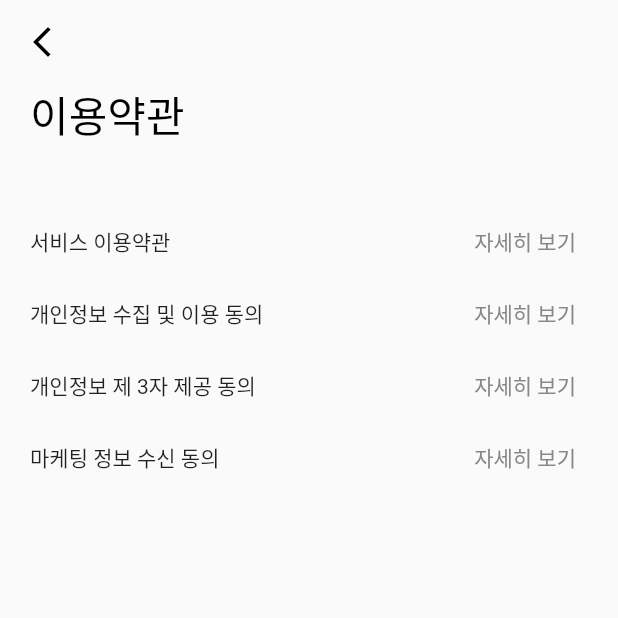
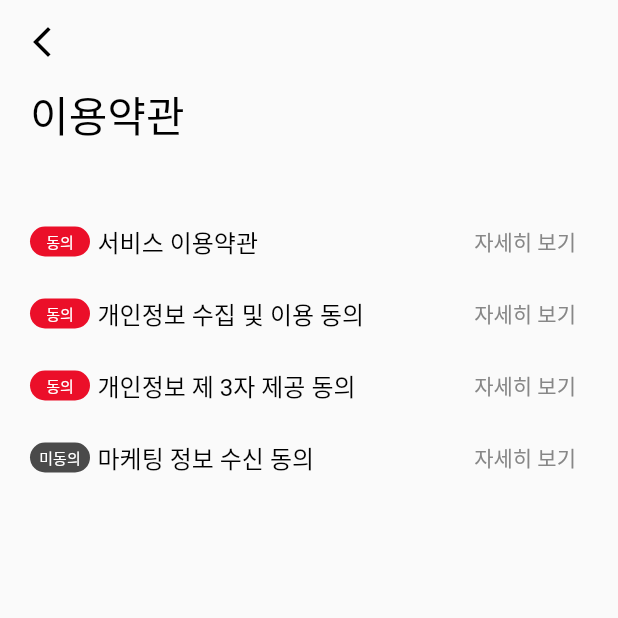
Before and after one commit to SniperFactory-Jangjeon/Jangjeon, a Flutter app: the SettingScreen screen opened directly, after a tap on "이용약관", on a phone screen of 412 x 824 dp, the top half of it. Run offline on Flutter 3.47's test engine with Material 2 defaults, Android fonts, the phone set to English and light mode, and no system bars; our stand-ins replace animated_bottom_navigation_bar, cloud_firestore, firebase_auth, firebase_core, firebase_storage, fl_chart and 5 more; missing offline and left inert: kakao_flutter_sdk_user; accounts and stored records are empty; network calls fail; Roboto replaces fonts that are missing (PretendardBold, PretendardMedium, PretendardRegular).

Commit message:
설정 페이지

```diff
--- a/lib/controller/auth_controller.dart
+++ b/lib/controller/auth_controller.dart
@@ -1,3 +1,4 @@
+import 'package:cloud_firestore/cloud_firestore.dart';
 import 'package:firebase_auth/firebase_auth.dart';
 import 'package:get/get.dart';
 import 'package:jangjeon/service/auth_service.dart';
@@ -44,7 +45,7 @@ class AuthController extends GetxController {
   @override
   void onInit() {
     super.onInit();
-
+    deleteUser();
     FirebaseAuth.instance.authStateChanges().listen((value) async {
       _user(value);
       if (Get.currentRoute != AppRoutes.signup) {
--- a/lib/controller/terms_of_service_controller.dart
+++ b/lib/controller/terms_of_service_controller.dart
@@ -1,10 +1,11 @@
 import 'package:get/get.dart';
+import 'package:jangjeon/controller/setting_controller.dart';
 
 class TermsOfServiceController extends GetxController {
   List agreement = [
     {
       'title': '서비스 이용약관',
-      // 'value': false.obs,
+      'value': true,
       'content': '''[서비스 이용약관]
 제1조 (목적) 이 약관은 "장전" 앱(이하 '서비스'라 함)을 이용함에 있어 이용자와 "장전" 앱 운영자 간의 권리, 의무 및 책임사항을 규정함을 목적으로 합니다.
 제2조 (용어의 정의)
@@ -53,7 +54,7 @@ class TermsOfServiceController extends GetxController {
     },
     {
       'title': '개인정보 수집 및 이용 동의',
-      // 'value': false.obs,
+      'value': true,
       'content': '''[개인정보 수집 및 이용 동의]
 제1조 (목적) 본 약관은 "장전" 앱이 제공하는 서비스 이용과 관련하여, 이용자의 개인정보를 수집, 이용하는 절차 및 방법 등에 관한 사항을 규정함을 목적으로 합니다.
 제2조 (수집하는 개인정보 항목)
@@ -83,7 +84,7 @@ class TermsOfServiceController extends GetxController {
     },
     {
       'title': '개인정보 제 3자 제공 동의',
-      // 'value': false.obs,
+      'value': true,
       'content': '''[개인정보의 제3자 제공 동의]
 제1조 (목적) 본 약관은 "장전" 앱에서 제공하는 서비스를 이용함에 있어, "장전" 앱이 이용자의 개인정보를 어떠한 목적과 방식으로 수집, 이용하고 있는지, 그리고 개인정보를 보호하기 위한 조치 등을 규정함을 목적으로 합니다.
 제2조 (수집하는 개인정보 항목 및 수집 방법)
@@ -124,7 +125,7 @@ class TermsOfServiceController extends GetxController {
     },
     {
       'title': '마케팅 정보 수신 동의',
-      // 'value': false.obs,
+      'value': Get.find<SettingController>().isMarketingAgree.value,
       'content': '''[마케팅 정보 수신 동의]
 "장전" 앱은 이용자에게 별도의 동의가 없는 한, 이용자의 개인정보를 기반으로 제3자에게 광고 및 마케팅 정보를 제공하지 않습니다.
 이용자가 "장전" 앱에서 제공하는 광고, 마케팅 정보 등의 정보 수신에 동의할 경우에만 해당 정보를 제공하며, 이 경우 이용자의 개인정보는 안전하게 보호됩니다.
@@ -134,6 +135,7 @@ class TermsOfServiceController extends GetxController {
     },
   ]; //이용약관
 
+  //이용약관 자세히보기 버튼
   RxBool isContentVisible = false.obs;
 
   //약관 자세히보기
--- a/lib/service/auth_service.dart
+++ b/lib/service/auth_service.dart
@@ -46,7 +46,7 @@ class AuthService {
   resetPassword(email) => _firebaseAuth.sendPasswordResetEmail(email: email);
 
   //회원탈퇴
-  deleteUser() => _firebaseAuth.currentUser!.delete();
+  deleteUser() => _firebaseAuth.currentUser?.delete();
 
   //인증 이메일 전송
   sendEamilVerification() => _firebaseAuth.currentUser!.sendEmailVerification();
--- a/lib/service/db_service.dart
+++ b/lib/service/db_service.dart
@@ -14,15 +14,16 @@ class DBService {
       userInfoRef.doc(uid).set(user, SetOptions(merge: true));
 
   //유저 프로필 사진 URL 저장
-  updateUserInfoPhoto(String uid, String photoUrl) =>
+  updateUserInfoPhoto(String uid, String? photoUrl) =>
       userInfoRef.doc(uid).update({'photoUrl': photoUrl});
 
+  //유저 마케팅동의 여부 업데이트
+  updateOptionalAgreement(String uid, bool optionalAgreement) =>
+      userInfoRef.doc(uid).update({'optionalAgreement': optionalAgreement});
+
   //유저 정보 가져오기
-  Future<Map<String, dynamic>> getUserInfo(String userId) async {
-    var result = await FirebaseFirestore.instance
-        .collection('userInfo')
-        .doc(userId)
-        .get();
+  Future<UserInfo> getUserInfo(String userId) async {
+    var result = await userInfoRef.doc(userId).get();
     return result.data()!;
   }
 }
--- a/lib/view/page/terms_of_service.page.dart
+++ b/lib/view/page/terms_of_service.page.dart
@@ -1,10 +1,9 @@
 import 'package:flutter/material.dart';
-import 'package:flutter/src/widgets/framework.dart';
-import 'package:flutter/src/widgets/placeholder.dart';
 import 'package:get/get.dart';
 import 'package:jangjeon/controller/terms_of_service_controller.dart';
 import 'package:jangjeon/util/app_color.dart';
 import 'package:jangjeon/util/app_text_style.dart';
+import 'package:jangjeon/view/widget/terms_of_service_tile.dart';
 
 class TermsOfServicePage extends GetView<TermsOfServiceController> {
   const TermsOfServicePage({super.key});
@@ -35,48 +34,11 @@ class TermsOfServicePage extends GetView<TermsOfServiceController> {
               physics: const NeverScrollableScrollPhysics(),
               itemCount: controller.agreement.length,
               itemBuilder: (context, index) {
-                return Obx(
-                  () => Column(
-                    children: [
-                      Row(
-                        children: [
-                          Text(controller.agreement[index]['title']),
-                          const Expanded(child: SizedBox()),
-                          TextButton(
-                            style: TextButton.styleFrom(
-                              foregroundColor: AppColor.grayscale50,
-                            ),
-                            onPressed: controller.handleClickTextButton,
-                            child: controller.isContentVisible.value
-                                ? const Text('닫기')
-                                : const Text('자세히 보기'),
-                          )
-                        ],
-                      ),
-                      Visibility(
-                        visible: controller.isContentVisible.value,
-                        child: Container(
-                          height: 227,
-                          padding: const EdgeInsets.all(16),
-                          decoration: BoxDecoration(
-                            borderRadius: BorderRadius.circular(10),
-                            border: Border.all(
-                              color: AppColor.grayscale10,
-                            ),
-                          ),
-                          child: SingleChildScrollView(
-                            physics: const BouncingScrollPhysics(),
-                            child: Text(
-                              controller.agreement[index]['content'],
-                              style: AppTextStyle.b3R16(
-                                  color: AppColor.grayscale70),
-                            ),
-                          ),
-                        ),
-                      ),
-                    ],
-                  ),
-                );
+                return TermsOfServiceTile(
+                    title: controller.agreement[index]['title'],
+                    content: controller.agreement[index]['content'],
+                    checkValue: controller.agreement[index]['value'],
+                    onChanged: (value) {});
               },
             )
           ],
--- a/lib/view/screen/account_delete_screen.dart
+++ b/lib/view/screen/account_delete_screen.dart
@@ -110,8 +110,7 @@ class AccountDeleteScreen extends GetView<AccountDeleteController> {
               ),
             ),
             Padding(
-                padding:
-                    const EdgeInsets.symmetric(horizontal: 20, vertical: 50),
+                padding: const EdgeInsets.only(left: 20, bottom: 50, right: 20),
                 child: Obx(
                   () => AppElevatedButton(
                       childText: '탈퇴하기',
--- a/lib/view/screen/setting_screen.dart
+++ b/lib/view/screen/setting_screen.dart
@@ -35,21 +35,13 @@ class SettingScreen extends GetView<SettingController> {
                 padding: const EdgeInsets.only(left: 20),
                 child: Obx(
                   () => CircleAvatar(
-                    radius: 37,
-                    backgroundColor: AppColor.grayscale0,
+                    radius: 30,
+                    backgroundColor: Colors.white,
                     backgroundImage: controller.profileUrl.value != null
                         ? NetworkImage(controller.profileUrl.value!)
                         : null,
                     child: controller.profileUrl.value == null
-                        ? const CircleAvatar(
-                            backgroundColor: Color(0xFFA9C9FA),
-                            child: Icon(
-                              Icons.person,
-                              color: AppColor.grayscale0,
-                              size: 50,
-                            ),
-                            radius: 37,
-                          )
+                        ? Image.asset('assets/icons/circle-user.png')
                         : null,
                   ),
                 ),
@@ -60,8 +52,10 @@ class SettingScreen extends GetView<SettingController> {
                 children: [
                   Row(
                     children: [
-                      Text(controller.user.value.displayName!,
-                          style: AppTextStyle.h4B20()),
+                      Obx(
+                        () => Text(controller.userInfo.value?.name ?? '',
+                            style: AppTextStyle.h4B20()),
+                      ),
                       const SizedBox(width: 8),
                       Container(
                         width: 60,
@@ -149,55 +143,36 @@ class SettingScreen extends GetView<SettingController> {
           const SizedBox(height: 29),
           const Divider(color: Color(0xFFECECEC), thickness: 10),
           Padding(
-            padding: const EdgeInsets.symmetric(horizontal: 15),
+            padding: const EdgeInsets.only(left: 15),
             child: ListTile(
-              title: Text('관련 뉴스 알림',
+              title: Text('관심 뉴스 알림',
                   style: AppTextStyle.b3R16(color: AppColor.grayscale100)),
-              trailing: Padding(
-                padding: const EdgeInsets.only(bottom: 10),
-                child: Obx(
-                  //shared_preferences 사용해서 쓰나?
-                  () => IconButton(
-                      onPressed: () {
-                        controller.notifycation();
-                      },
-                      icon: controller.isNotifycation()
-                          ? const Icon(Icons.toggle_on,
-                              size: 45, color: AppColor.red100)
-                          : const Icon(
-                              Icons.toggle_off,
-                              size: 45,
-                              color: AppColor.grayscale10,
-                            )),
-                ),
-              ),
+              trailing: Obx(() => Transform.scale(
+                    scale: 0.7,
+                    child: CupertinoSwitch(
+                        activeColor: AppColor.red100,
+                        value: controller.isNotifycation.value,
+                        onChanged: (value) {
+                          controller.notifycation();
+                        }),
+                  )),
             ),
           ),
           Container(
               height: 1,
               decoration: const BoxDecoration(color: Color(0xFFECECEC))),
           Padding(
-            padding: const EdgeInsets.symmetric(horizontal: 15),
+            padding: const EdgeInsets.only(left: 15),
             child: ListTile(
               title: Text('마케팅 정보 수신 동의',
                   style: AppTextStyle.b3R16(color: AppColor.grayscale100)),
-              trailing: Padding(
-                padding: const EdgeInsets.only(bottom: 10),
-                child: Obx(
-                  () => IconButton(
-                      onPressed: () {
-                        controller.marketingAgree();
-                      },
-                      icon: controller.isMarketingAgree()
-                          ? const Icon(Icons.toggle_on,
-                              size: 45, color: AppColor.red100)
-                          : const Icon(
-                              Icons.toggle_off,
-                              size: 45,
-                              color: AppColor.grayscale10,
-                            )),
-                ),
-              ),
+              trailing: Obx(() => Transform.scale(
+                    scale: 0.7,
+                    child: CupertinoSwitch(
+                        activeColor: AppColor.red100,
+                        value: controller.isMarketingAgree.value,
+                        onChanged: (value) => controller.marketingAgree()),
+                  )),
             ),
           ),
           const Divider(color: Color(0xFFECECEC), thickness: 10),
@@ -209,6 +184,9 @@ class SettingScreen extends GetView<SettingController> {
                   style: AppTextStyle.b3R16(color: AppColor.grayscale100)),
             ),
           ),
+          TextButton(
+              onPressed: () => Get.toNamed(AppRoutes.certify),
+              child: const Text('휴대폰인증화면')),
           Container(
               height: 1,
               decoration: const BoxDecoration(color: Color(0xFFECECEC))),
--- /dev/null
+++ b/lib/view/widget/terms_of_service_tile.dart
@@ -0,0 +1,101 @@
+import 'package:flutter/material.dart';
+import 'package:jangjeon/util/app_color.dart';
+import 'package:jangjeon/util/app_text_style.dart';
+
+class TermsOfServiceTile extends StatefulWidget {
+  TermsOfServiceTile({
+    super.key,
+    required this.title,
+    required this.content,
+    this.checkValue = true,
+    required this.onChanged,
+  });
+
+  final String title; //약관 제목
+  final String content; //약관 내용
+  bool checkValue; //마케팅 정보 수신 동의 여부
+  final Function(bool?) onChanged; //마케팅 정보 수신 동의 변경 이벤트
+
+  @override
+  State<TermsOfServiceTile> createState() => _TermsOfServiceTileState();
+}
+
+class _TermsOfServiceTileState extends State<TermsOfServiceTile> {
+  bool isContentVisible = false;
+
+  _handleClickTextButton() {
+    isContentVisible = !isContentVisible;
+    setState(() {});
+  }
+
+  @override
+  Widget build(BuildContext context) {
+    return Column(
+      children: [
+        Row(
+          crossAxisAlignment: CrossAxisAlignment.center,
+          children: [
+            widget.checkValue
+                ? Container(
+                    width: 40,
+                    height: 20,
+                    decoration: BoxDecoration(
+                        color: AppColor.red100,
+                        borderRadius: BorderRadius.circular(10)),
+                    child: Center(
+                      child: Text('동의',
+                          style: AppTextStyle.b5R10(color: Colors.white)),
+                    ),
+                  )
+                : Container(
+                    width: 40,
+                    height: 20,
+                    decoration: BoxDecoration(
+                        color: AppColor.grayscale80,
+                        borderRadius: BorderRadius.circular(10)),
+                    child: Center(
+                      child: Text(
+                        '미동의',
+                        style: AppTextStyle.b5R10(color: Colors.white),
+                      ),
+                    ),
+                  ),
+            const SizedBox(width: 5),
+            Text(
+              style: AppTextStyle.b3M16(),
+              widget.title,
+            ),
+            const Expanded(child: SizedBox()),
+            TextButton(
+              style: TextButton.styleFrom(
+                foregroundColor: AppColor.grayscale50,
+              ),
+              onPressed: _handleClickTextButton,
+              child: isContentVisible ? const Text('닫기') : const Text('자세히 보기'),
+            )
+          ],
+        ),
+        Visibility(
+          visible: isContentVisible,
+          child: Container(
+            height: 227,
+            padding: const EdgeInsets.all(16),
+            decoration: BoxDecoration(
+              borderRadius: BorderRadius.circular(10),
+              border: Border.all(
+                color: AppColor.grayscale10,
+              ),
+            ),
+            child: SingleChildScrollView(
+              physics: const BouncingScrollPhysics(),
+              child: Text(
+                style: AppTextStyle.b3R16(color: AppColor.grayscale70),
+                widget.content,
+              ),
+            ),
+          ),
+        ),
+      ],
+    );
+  }
+}
--- a/pubspec.yaml
+++ b/pubspec.yaml
@@ -64,6 +64,7 @@ flutter:
     - assets/
     - assets/svg/
     - assets/svg/app_logo.svg
+    - assets/icons/
   # An image asset can refer to one or more resolution-specific "variants", see
   # https://flutter.dev/assets-and-images/#resolution-aware
   # For details regarding adding assets from package dependencies, see
```
Also changed, not shown: lib/controller/personal_info_edit_controller.dart (+50 -9 lines), lib/controller/setting_controller.dart (+23 -2 lines), lib/service/storage_service.dart (+9 -2 lines), lib/view/page/certify_page.dart (+68 -3 lines), lib/view/page/personal_info_edit_page.dart (+7 -6 lines), assets/icons/circle-user.png (added), pubspec.lock.
